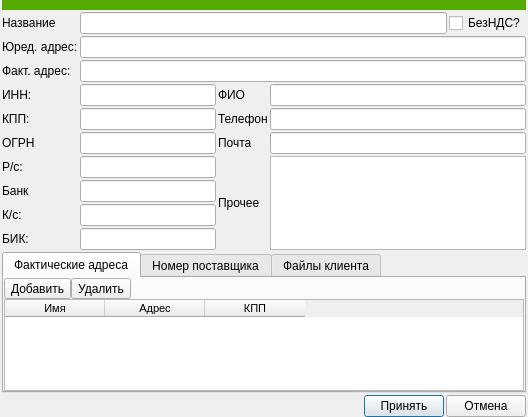
The window that ui/client.ui (Meller008/CRM-Avi) describes before a commit, drawn with Qt 5.
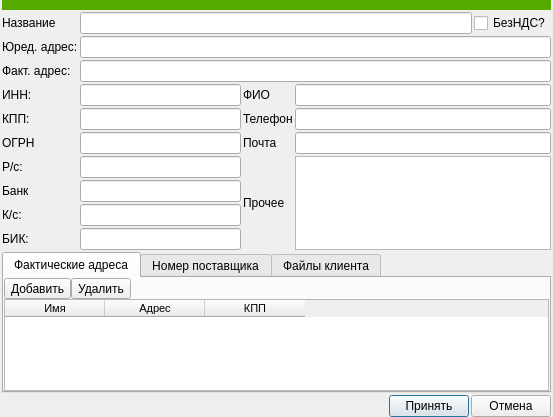
The same window after the commit. The open tabs and pages were chosen to show the change.

What changed in the file:
```diff
--- a/ui/client.ui
+++ b/ui/client.ui
@@ -6,7 +6,7 @@
    <rect>
     <x>0</x>
     <y>0</y>
-    <width>528</width>
+    <width>553</width>
     <height>417</height>
    </rect>
   </property>
```
Left out of the diff: 39 changed lines with no effect on the pictures.
